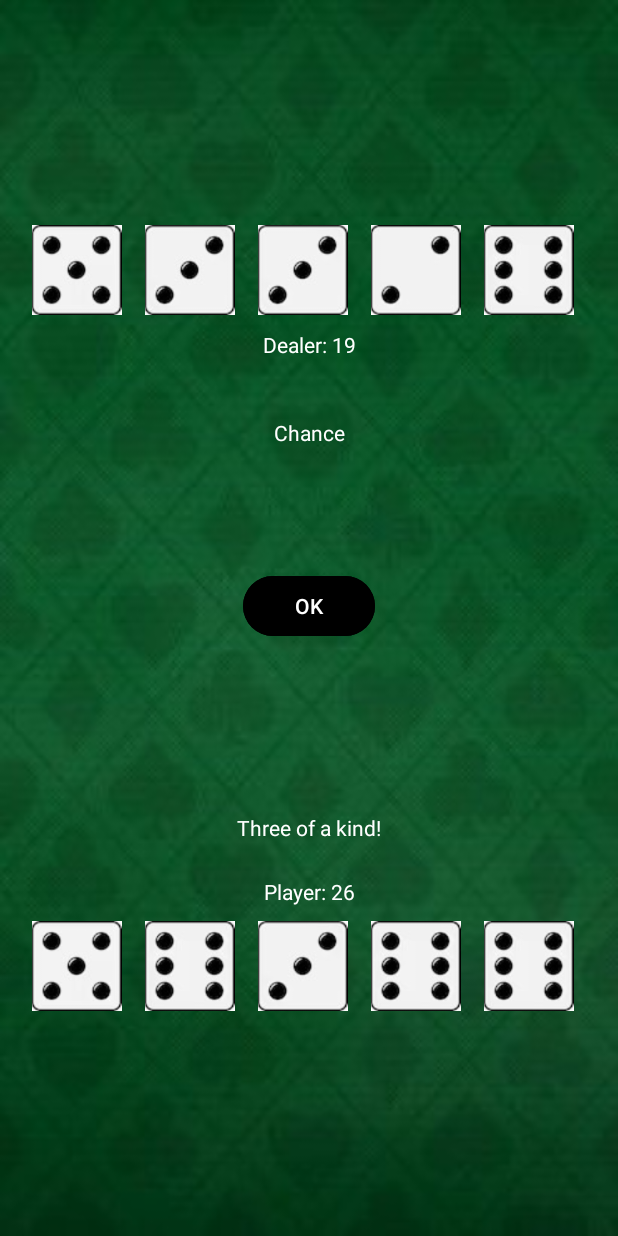
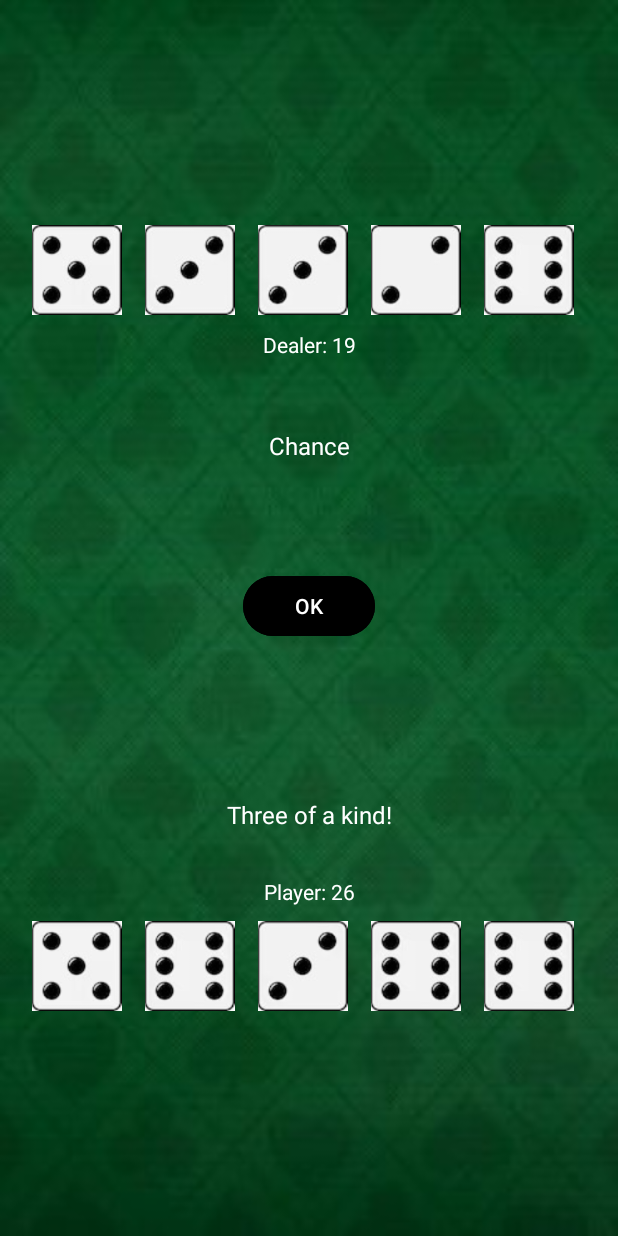
Before and after one commit to Metzenga04/Pocket-Vegas, an Android app: the DiceGame screen opened directly, with no data from a screen before it, after a tap on "Stay", on a phone screen of 412 x 824 dp. Run offline under Robolectric (Android 15) with nearby library versions, the phone set to English and light mode, and no system bars; 1 statement that could not run was skipped; 3 other taps on this screen came first.

Commit message:
some more chances in the project

```diff
--- a/app/src/main/java/pt/iade/guilhermeabrantes/blackjack/SplashScreen.java
+++ b/app/src/main/java/pt/iade/guilhermeabrantes/blackjack/SplashScreen.java
@@ -33,7 +33,7 @@ public class SplashScreen extends AppCompatActivity {
     }
 
     private void gotoMainActivity() {
-        Intent intent = new Intent(getApplicationContext(), FrontPage.class);
+        Intent intent = new Intent(getApplicationContext(), SignInPage.class);
         intent.setFlags(Intent.FLAG_ACTIVITY_NEW_TASK);
         startActivity(intent);
         finish();
--- a/app/src/main/java/pt/iade/guilhermeabrantes/blackjack/retrofit/RetrofitService.java
+++ b/app/src/main/java/pt/iade/guilhermeabrantes/blackjack/retrofit/RetrofitService.java
@@ -14,7 +14,7 @@ public class RetrofitService {
 
     private void initializeRetrofit() {
         retrofit = new Retrofit.Builder()
-                .baseUrl("http://192.168.2.94:1973")
+                .baseUrl("http://192.168.1.64:1973")
                 .addConverterFactory(GsonConverterFactory.create(new Gson()))
                 .build();
     }
--- a/app/src/main/res/layout/activity_dice_game.xml
+++ b/app/src/main/res/layout/activity_dice_game.xml
@@ -227,8 +227,9 @@
         android:layout_height="wrap_content"
         android:layout_marginStart="150dp"
         android:layout_marginEnd="150dp"
-        android:layout_marginBottom="130dp"
+        android:layout_marginBottom="120dp"
         android:textColor="@color/branco"
+        android:textSize="16sp"
         app:layout_constraintBottom_toBottomOf="@+id/btnOkDG"
         app:layout_constraintEnd_toEndOf="parent"
         app:layout_constraintStart_toStartOf="parent" />
@@ -238,9 +239,10 @@
         android:layout_width="wrap_content"
         android:layout_height="wrap_content"
         android:layout_marginStart="150dp"
-        android:layout_marginTop="130dp"
+        android:layout_marginTop="120dp"
         android:layout_marginEnd="150dp"
         android:textColor="@color/branco"
+        android:textSize="16sp"
         app:layout_constraintEnd_toEndOf="parent"
         app:layout_constraintStart_toStartOf="parent"
         app:layout_constraintTop_toBottomOf="@+id/btnStardDG" />
```
